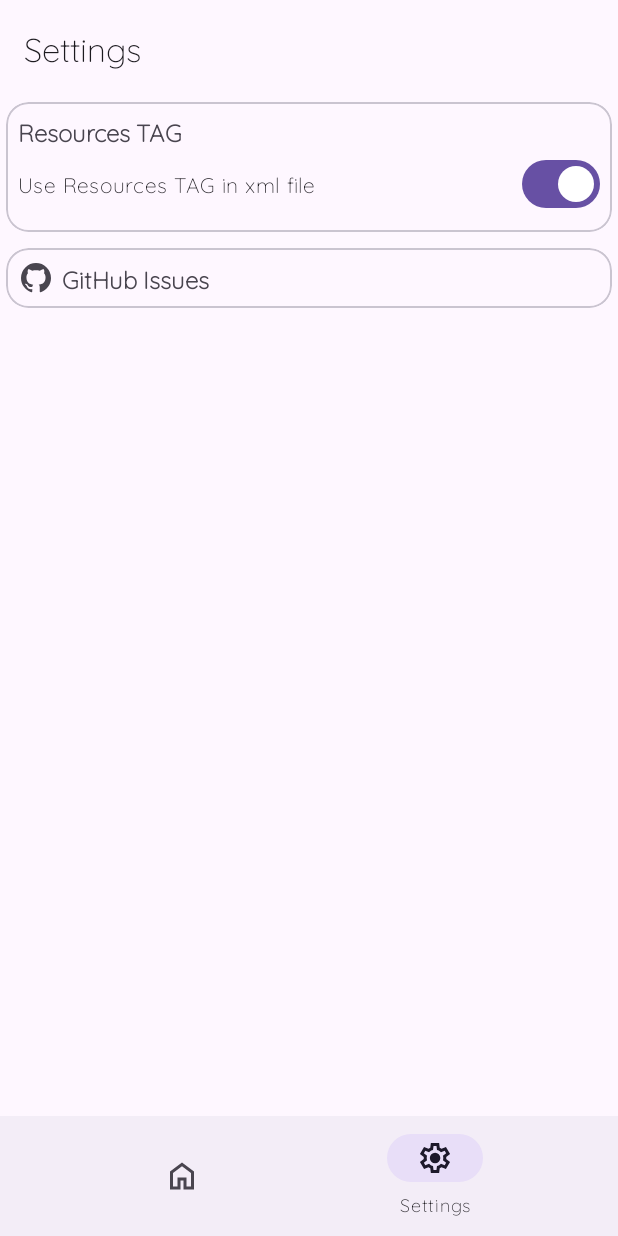
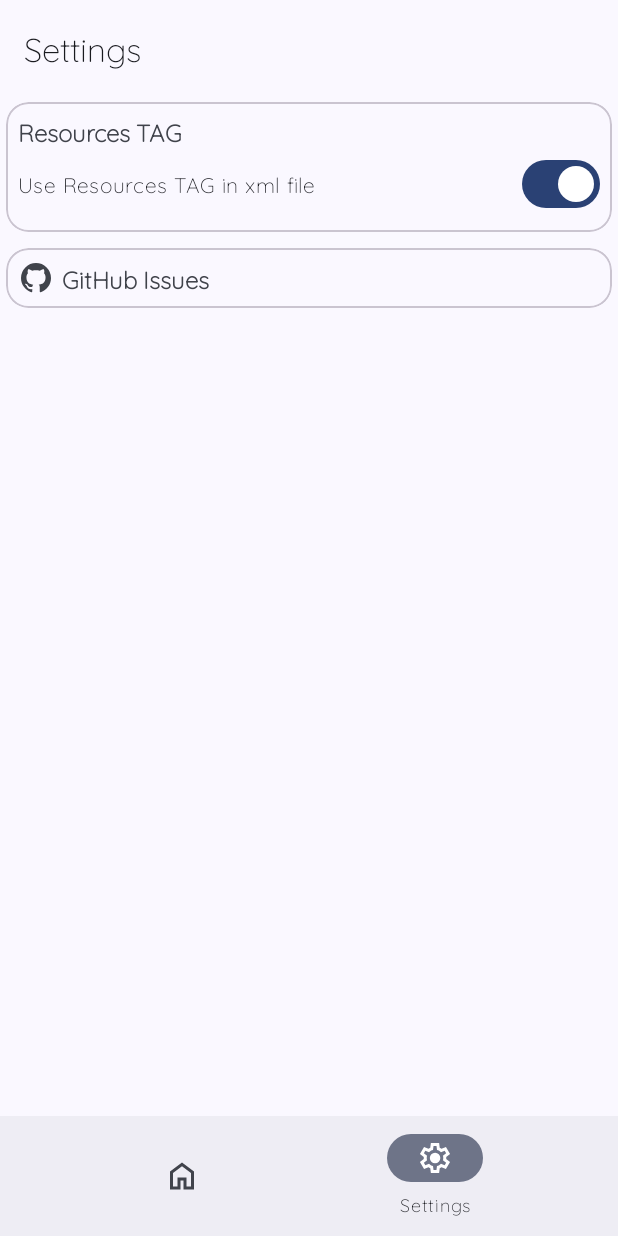
Before and after one commit to trindadedev13/StringsManager, an Android app: the screen it shows after launch (MainActivity), item 2 of the bottom bar chosen, on a phone screen of 412 x 824 dp. Run offline under Robolectric (Android 15) with nearby library versions, the phone set to English and light mode, and no system bars.

Commit message:
[Bugs Fixed] Files name, themes and more

```diff
--- a/app/src/main/res/values-night/themes.xml
+++ b/app/src/main/res/values-night/themes.xml
@@ -1,7 +1,7 @@
 <resources>
   <!-- All Styles By Aquiles Trindade -->
 
-    <style name="AppTheme" parent="Theme.Material3.Dark">
+    <style name="AppTheme" parent="Theme.Material3.DynamicColors.Dark">
 
     <!-- Phone Bars -->
         <item name="android:navigationBarColor">@android:color/transparent</item>
--- a/app/src/main/res/values/themes.xml
+++ b/app/src/main/res/values/themes.xml
@@ -1,7 +1,7 @@
 <resources>
   <!-- All Styles By Aquiles Trindade -->
 
-    <style name="AppTheme" parent="Theme.Material3.Light">
+    <style name="AppTheme" parent="Theme.Material3.DynamicColors.Light">
 
     <!-- Phone Bars -->
         <item name="android:navigationBarColor">@android:color/transparent</item>
```
Also changed, not shown: app/src/main/java/com/trindade/stringscreator/activities/api/github/GitHubContributorsActivity.java (+4 -3 lines), app/src/main/res/layout/github_ontributors.xml (renamed from app/src/main/res/layout/only_test.xml).
